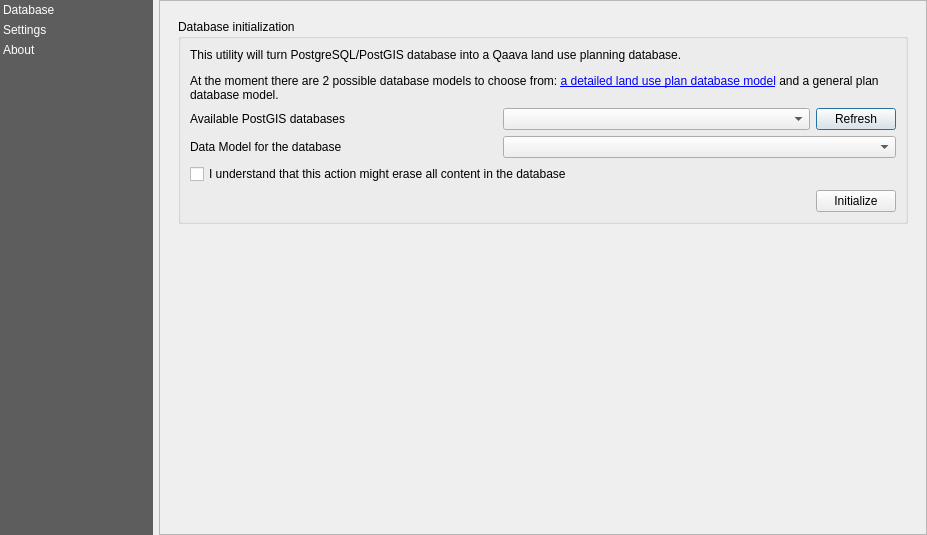
First picture: the form in Qaava/resources/ui/main_dialog.ui, repository GispoCoding/qaava-qgis-plugin, before the edit.
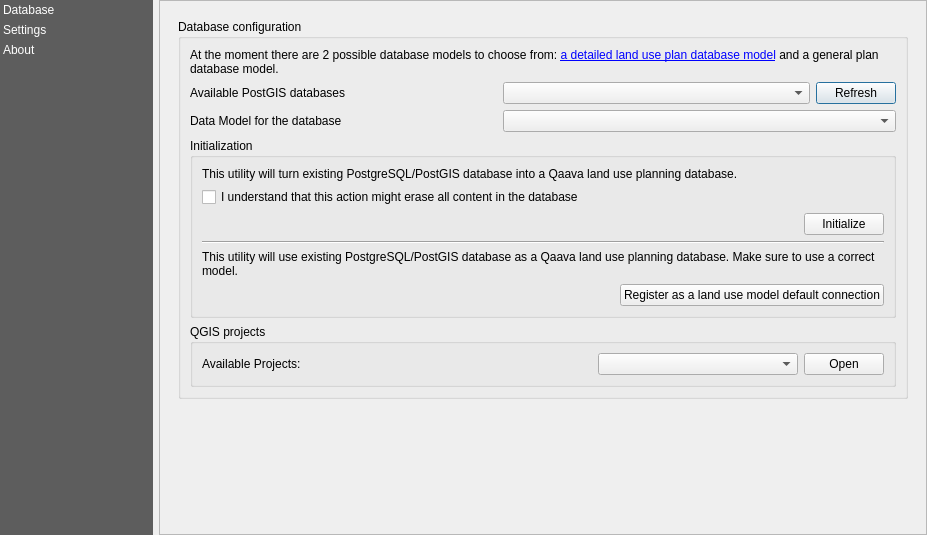
Second picture: the form after the edit. Custom widgets are drawn as their Qt base class.

Commit message: #41: Improve UI to use existing connection and to open project using db

What changed in the file:
```diff
--- a/Qaava/resources/ui/main_dialog.ui
+++ b/Qaava/resources/ui/main_dialog.ui
@@ -126,26 +126,20 @@
             <number>0</number>
            </property>
            <widget class="QWidget" name="database">
-            <layout class="QVBoxLayout" name="verticalLayout_12">
-             <item>
-              <layout class="QVBoxLayout" name="verticalLayout_10">
+            <layout class="QVBoxLayout" name="verticalLayout_13">
                <item>
                 <widget class="QGroupBox" name="groupBox_6">
                  <property name="title">
-                  <string>Database initialization</string>
-                 </property>
-                 <layout class="QVBoxLayout" name="verticalLayout_11">
+                <string>Database configuration</string>
+               </property>
+               <layout class="QVBoxLayout" name="verticalLayout_12">
                   <item>
                    <widget class="QLabel" name="label_3">
                     <property name="text">
-                     <string>&lt;html&gt;&lt;head/&gt;&lt;body&gt;&lt;p&gt;This utility will turn PostgreSQL/PostGIS
-                      database into
-                      a Qaava land use planning database. &lt;/p&gt;&lt;p&gt;At the moment there are 2 possible database
-                      models to
-                      choose from: &lt;a href=&quot;https://github.com/GispoCoding/qaava/tree/master/asemakaavan-tietomalli&quot;&gt;&lt;span
-                      style=&quot; text-decoration: underline; color:#0000ff;&quot;&gt;a detailed land use plan database
-                      model&lt;/span&gt;&lt;/a&gt;
-                      and a general plan database model.&lt;/p&gt;&lt;/body&gt;&lt;/html&gt;
+                   <string>&lt;html&gt;&lt;head/&gt;&lt;body&gt;&lt;p&gt;At the moment there are 2 possible database
+                    models to choose from: &lt;a href=&quot;https://github.com/GispoCoding/qaava/tree/master/asemakaavan-tietomalli&quot;&gt;&lt;span
+                    style=&quot; text-decoration: underline; color:#0000ff;&quot;&gt;a detailed land use plan database
+                    model&lt;/span&gt;&lt;/a&gt; and a general plan database model. &lt;/p&gt;&lt;/body&gt;&lt;/html&gt;
                      </string>
                     </property>
                     <property name="wordWrap">
@@ -155,12 +149,8 @@
                   </item>
                   <item>
                    <layout class="QGridLayout" name="gridLayout_6">
-                    <item row="0" column="0">
-                     <widget class="QLabel" name="dbLabel">
-                      <property name="text">
-                       <string>Available PostGIS databases</string>
-                      </property>
-                     </widget>
+                  <item row="1" column="1" colspan="2">
+                   <widget class="QComboBox" name="dmComboBox"/>
                     </item>
                     <item row="0" column="1">
                      <widget class="QComboBox" name="dbComboBox">
@@ -169,16 +159,13 @@
                       </property>
                      </widget>
                     </item>
-                    <item row="1" column="0">
-                     <widget class="QLabel" name="dmLabel">
+                  <item row="0" column="0">
+                   <widget class="QLabel" name="dbLabel">
                       <property name="text">
-                       <string>Data Model for the database</string>
+                     <string>Available PostGIS databases</string>
                       </property>
                      </widget>
                     </item>
-                    <item row="1" column="1" colspan="2">
-                     <widget class="QComboBox" name="dmComboBox"/>
-                    </item>
                     <item row="0" column="2">
                      <widget class="QPushButton" name="refreshPushButton">
                       <property name="sizePolicy">
@@ -192,7 +179,32 @@
                       </property>
                      </widget>
                     </item>
-                   </layout>
+                  <item row="1" column="0">
+                   <widget class="QLabel" name="dmLabel">
+                    <property name="text">
+                     <string>Data Model for the database</string>
+                    </property>
+                   </widget>
+                  </item>
+                 </layout>
+                </item>
+                <item>
+                 <widget class="QgsCollapsibleGroupBox" name="mGroupBox">
+                  <property name="title">
+                   <string>Initialization</string>
+                  </property>
+                  <layout class="QVBoxLayout" name="verticalLayout_10">
+                   <item>
+                    <widget class="QLabel" name="label_4">
+                     <property name="text">
+                      <string>&lt;html&gt;&lt;head/&gt;&lt;body&gt;&lt;p&gt;This utility will turn existing
+                       PostgreSQL/PostGIS database into a Qaava land use planning database. &lt;/p&gt;&lt;/body&gt;&lt;/html&gt;
+                      </string>
+                     </property>
+                     <property name="wordWrap">
+                      <bool>true</bool>
+                     </property>
+                    </widget>
                   </item>
                   <item>
                    <widget class="QCheckBox" name="agreedCheckBox">
@@ -225,13 +237,105 @@
                     </item>
                    </layout>
                   </item>
-                 </layout>
+                   <item>
+                    <widget class="Line" name="line">
+                     <property name="orientation">
+                      <enum>Qt::Horizontal</enum>
+                     </property>
+                    </widget>
+                   </item>
+                   <item>
+                    <widget class="QLabel" name="label_6">
+                     <property name="text">
+                      <string>&lt;html&gt;&lt;head/&gt;&lt;body&gt;&lt;p&gt;This utility will use existing
+                       PostgreSQL/PostGIS database as a Qaava land use planning database. Make sure to use a correct
+                       model.&lt;/p&gt;&lt;/body&gt;&lt;/html&gt;
+                      </string>
+                     </property>
+                     <property name="wordWrap">
+                      <bool>true</bool>
+                     </property>
+                    </widget>
+                   </item>
+                   <item>
+                    <layout class="QHBoxLayout" name="horizontalLayout_6">
+                     <item>
+                      <spacer name="horizontalSpacer_4">
+                       <property name="orientation">
+                        <enum>Qt::Horizontal</enum>
+                       </property>
+                       <property name="sizeHint" stdset="0">
+                        <size>
+                         <width>40</width>
+                         <height>20</height>
+                        </size>
+                       </property>
+                      </spacer>
+                     </item>
+                     <item>
+                      <widget class="QPushButton" name="btn_db_register">
+                       <property name="text">
+                        <string>Register as a land use model default connection</string>
+                       </property>
+                      </widget>
+                     </item>
+                    </layout>
+                   </item>
+                  </layout>
                 </widget>
                </item>
                <item>
-                <layout class="QHBoxLayout" name="horizontalLayout_3"/>
-               </item>
-              </layout>
+                 <widget class="QgsCollapsibleGroupBox" name="mGroupBox_2">
+                  <property name="title">
+                   <string>QGIS projects</string>
+                  </property>
+                  <layout class="QVBoxLayout" name="verticalLayout_11">
+                   <item>
+                    <layout class="QHBoxLayout" name="horizontalLayout_5">
+                     <item>
+                      <widget class="QLabel" name="label_2">
+                       <property name="text">
+                        <string>Available Projects:</string>
+                       </property>
+                      </widget>
+                     </item>
+                     <item>
+                      <spacer name="horizontalSpacer_3">
+                       <property name="orientation">
+                        <enum>Qt::Horizontal</enum>
+                       </property>
+                       <property name="sizeHint" stdset="0">
+                        <size>
+                         <width>40</width>
+                         <height>20</height>
+                        </size>
+                       </property>
+                      </spacer>
+                     </item>
+                     <item>
+                      <widget class="QComboBox" name="cb_projects">
+                       <property name="minimumSize">
+                        <size>
+                         <width>200</width>
+                         <height>0</height>
+                        </size>
+                       </property>
+                      </widget>
+                     </item>
+                     <item>
+                      <widget class="QPushButton" name="btn_db_open_project">
+                       <property name="text">
+                        <string>Open</string>
+                       </property>
+                      </widget>
+                     </item>
+                    </layout>
+                   </item>
+                  </layout>
+                 </widget>
+                </item>
+               </layout>
+              </widget>
              </item>
              <item>
               <spacer name="verticalSpacer_3">
@@ -489,6 +593,14 @@
    </item>
   </layout>
  </widget>
+ <customwidgets>
+  <customwidget>
+   <class>QgsCollapsibleGroupBox</class>
+   <extends>QGroupBox</extends>
+   <header>qgscollapsiblegroupbox.h</header>
+   <container>1</container>
+  </customwidget>
+ </customwidgets>
  <resources/>
  <connections/>
 </ui>
```
Lines whose indentation alone changed are shown as unchanged. The commit also changes 2 other files.
